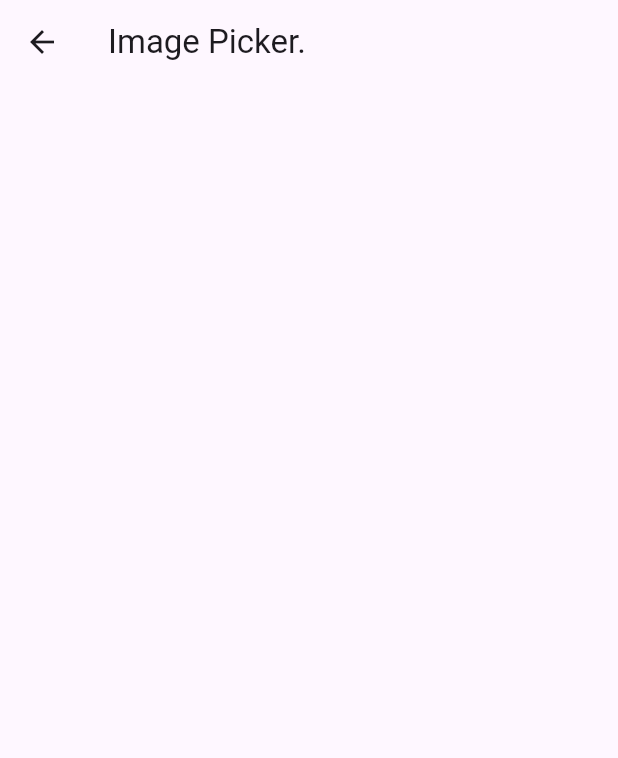
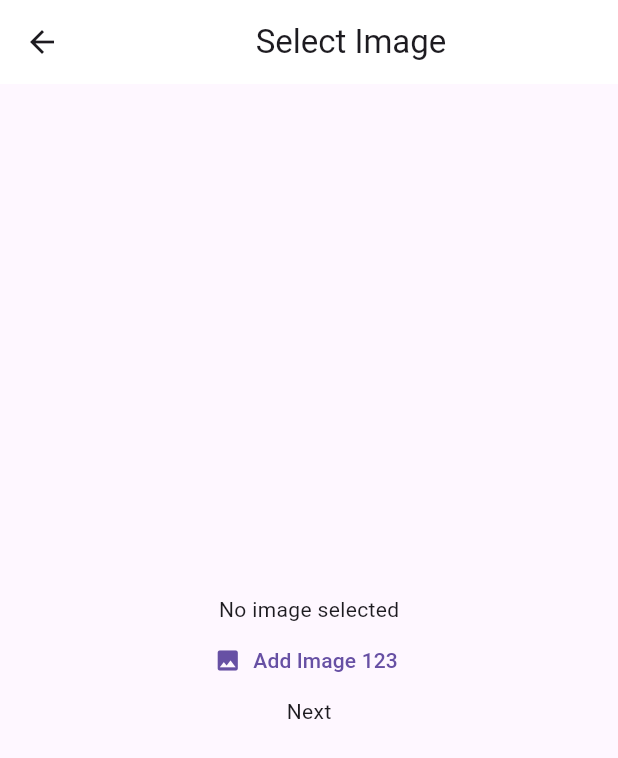
Before and after one commit to zarkonik/musicconnects, a Flutter app: the PickProfileImage screen opened directly, on a phone screen of 412 x 824 dp. Shown: the top 758 px of the screen. Run offline on Flutter 3.47's test engine with Material 3 defaults, Android fonts, the phone set to English and light mode, and no system bars; our stand-ins replace cloud_firestore, firebase_auth, firebase_core, firebase_storage, image_picker; missing offline and left inert: swipable_stack; accounts and stored records are empty; network calls fail.

Commit message:
third commit

```diff
--- /dev/null
+++ b/lib/components/pick_profile_image.dart
@@ -0,0 +1,87 @@
+import 'dart:io';
+import 'package:firebase_storage/firebase_storage.dart';
+import 'package:flutter/material.dart';
+import 'package:flutter_projects/main.dart';
+import 'package:flutter_projects/services/auth/auth_service.dart';
+import 'package:image_picker/image_picker.dart';
+
+class PickProfileImage extends StatefulWidget {
+  const PickProfileImage({super.key});
+
+  @override
+  State<PickProfileImage> createState() => _PickProfileImageState();
+}
+
+class _PickProfileImageState extends State<PickProfileImage> {
+  final _auth = AuthService();
+  File? _pickedImageFile;
+  final FirebaseStorage _storage = FirebaseStorage.instance;
+
+  void _pickImage() async {
+    final pickedImage =
+        await ImagePicker().pickImage(source: ImageSource.gallery);
+
+    if (pickedImage == null) {
+      return;
+    }
+
+    setState(() {
+      _pickedImageFile = File(pickedImage.path);
+    });
+  }
+
+  void storeImage() async {
+    final currentUser = _auth.getCurrentuser();
+    Reference storageRef =
+        _storage.ref().child('user_images').child('${currentUser!.uid}.jpg');
+    await storageRef.putFile(_pickedImageFile!);
+    final imageUrl = await storageRef.getDownloadURL();
+  }
+
+  void goToMainPage() {
+    storeImage();
+    Navigator.push(
+        context, MaterialPageRoute(builder: (context) => const FirstPage()));
+  }
+
+  @override
+  Widget build(BuildContext context) {
+    double screenHeight = MediaQuery.of(context).size.height;
+
+    return Scaffold(
+      appBar: AppBar(
+        backgroundColor: Colors.white,
+        elevation: 0,
+        title: const Center(child: Text('Select Image')),
+      ),
+      body: Center(
+        child: Column(
+          mainAxisAlignment: MainAxisAlignment.center,
+          crossAxisAlignment: CrossAxisAlignment.center,
+          children: [
+            _pickedImageFile != null
+                ? Image(
+                    image: FileImage(_pickedImageFile!),
+                    width: double.infinity,
+                    height: screenHeight / 2 + 100,
+                    fit: BoxFit.cover,
+                  )
+                : Text("No image selected"),
+            TextButton.icon(
+              onPressed: _pickImage,
+              icon: Icon(Icons.image),
+              label: Text(
+                'Add Image 123',
+                style: TextStyle(color: Theme.of(context).colorScheme.primary),
+              ),
+            ),
+            GestureDetector(
+              onTap: goToMainPage,
+              child: const Text("Next"),
+            ),
+          ],
+        ),
+      ),
+    );
+  }
+}
--- a/lib/pages/login_page.dart
+++ b/lib/pages/login_page.dart
@@ -1,5 +1,6 @@
 import 'package:flutter/material.dart';
 import 'package:flutter/widgets.dart';
+import 'package:flutter_projects/main.dart';
 import 'package:flutter_projects/services/auth/auth_service.dart';
 import 'package:flutter_projects/components/my_button.dart';
 import 'package:flutter_projects/components/my_textfield.dart';
@@ -18,6 +19,8 @@ class LoginPage extends StatelessWidget {
     try {
       await authService.signInWithEmailPassword(
           _emailController.text, _pwController.text);
+      Navigator.push(
+          context, MaterialPageRoute(builder: (context) => const FirstPage()));
     } catch (e) {
       showDialog(
         context: context,
--- a/lib/pages/pick_profile_image.dart
+++ /dev/null
@@ -1,14 +0,0 @@
-import 'package:flutter/material.dart';
-
-class PickProfileImage extends StatelessWidget {
-  const PickProfileImage({super.key});
-
-  @override
-  Widget build(BuildContext context) {
-    return Scaffold(
-      appBar: AppBar(
-        title: const Text("Image Picker."),
-      ),
-    );
-  }
-}
--- a/lib/services/auth/auth_gate.dart
+++ b/lib/services/auth/auth_gate.dart
@@ -1,5 +1,6 @@
 import 'package:firebase_auth/firebase_auth.dart';
 import 'package:flutter/material.dart';
+import 'package:flutter_projects/components/pick_profile_image.dart';
 import 'package:flutter_projects/services/auth/login_or_register.dart';
 import 'package:flutter_projects/main.dart';
 
--- a/pubspec.yaml
+++ b/pubspec.yaml
@@ -38,6 +38,11 @@ dependencies:
   firebase_core: ^3.1.1
   firebase_auth: ^5.1.1
   cloud_firestore: ^5.0.2
+  firebase_storage: ^12.1.0
+  image_picker: ^1.1.2
+  http: ^1.2.1
+  path_provider: ^2.1.3
+  path: ^1.9.0
 
 dev_dependencies:
   flutter_test:
```
Also changed, not shown: lib/pages/profile_page.dart (+49 -4 lines), lib/pages/register_page.dart (+5 -4 lines), lib/services/auth/auth_service.dart (+7 -4 lines), pubspec.lock, 5 other files.
